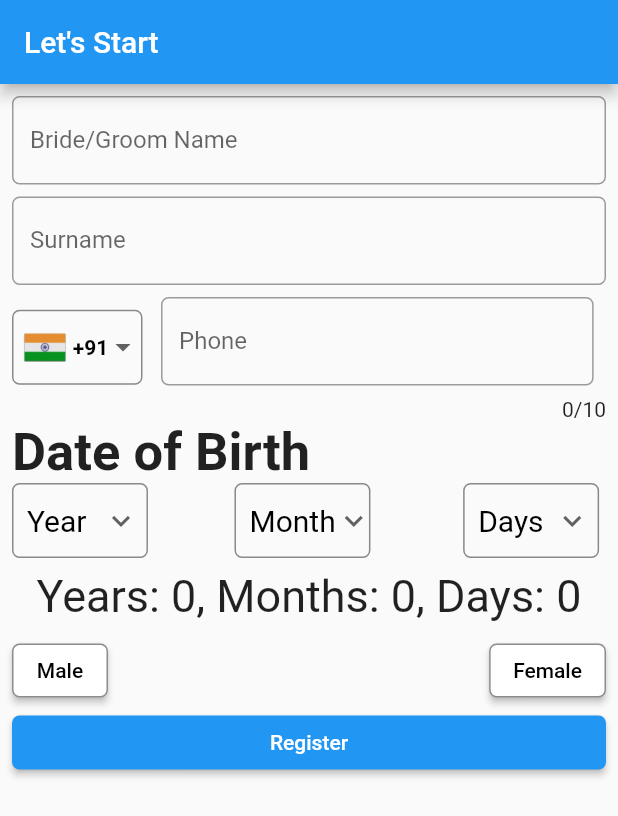
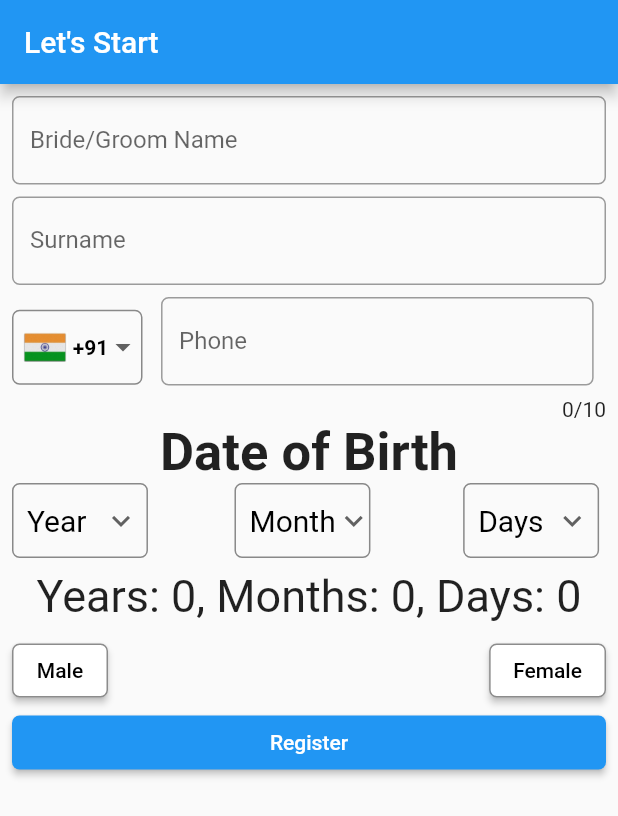
Before and after one commit to maaz335/age_calculator_page, a Flutter app: the screen it shows after launch, on a phone screen of 412 x 824 dp. Shown: the top 816 px of the screen. Run offline on Flutter 3.47's test engine with Material 2 defaults, Android fonts, the phone set to English and light mode, and no system bars.

Commit message:
Initial commit
Signed-off-by: BCS213001-MAAZAHMAD <mmaazahmad24@gmail.com>

```diff
--- a/lib/main.dart
+++ b/lib/main.dart
@@ -85,7 +85,7 @@ class age_calculator extends StatelessWidget {
                   child: Text("0/10"),
                 ),
                 Align(
-                  alignment: Alignment.topLeft,
+                  alignment: Alignment.center,
                   child: Text(
                     "Date of Birth",
                     style: TextStyle(fontSize: 35, fontWeight: FontWeight.bold),
```
